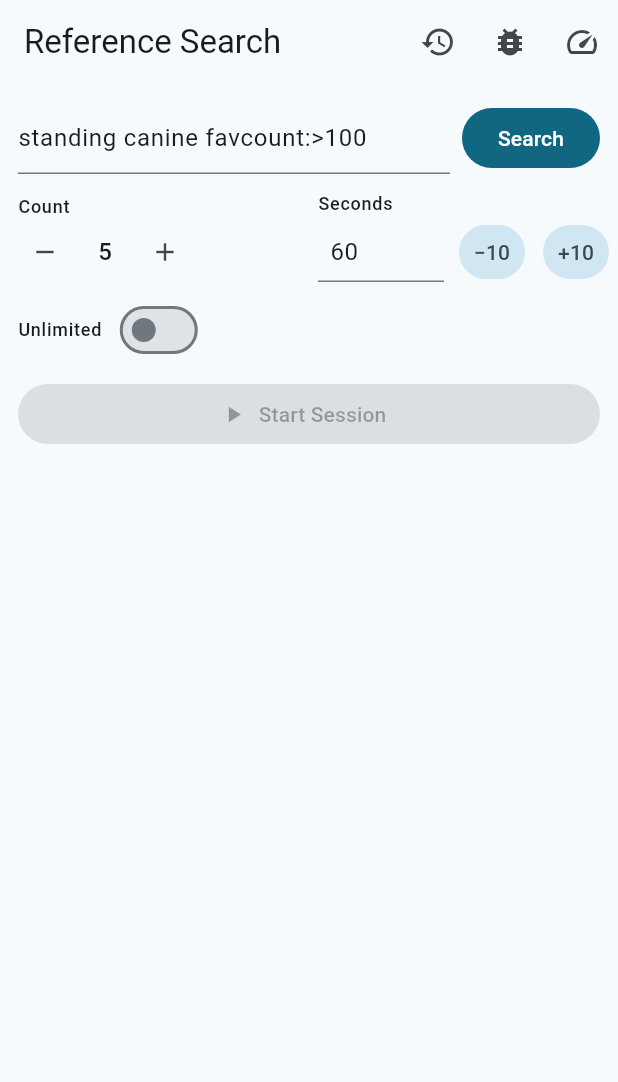
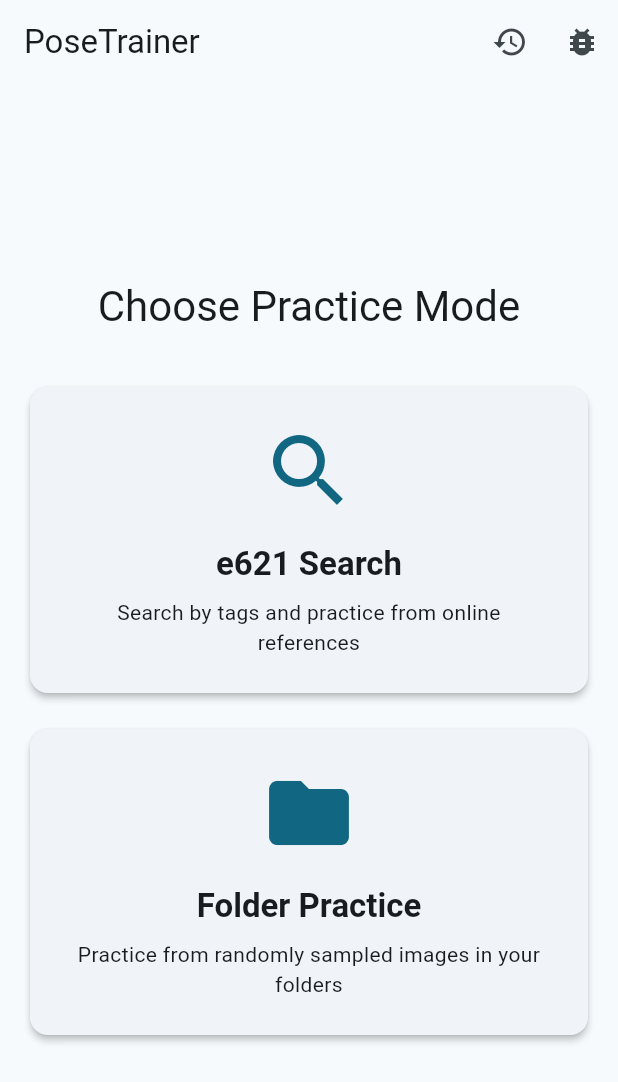
Before and after one commit to LEChaney/PoseTrainer, a Flutter app: the screen it shows after launch, on a phone screen of 412 x 824 dp. Shown: the top 1082 px of the screen. Run offline on Flutter 3.47's test engine with Material 3 defaults, Android fonts, the phone set to English and light mode, and no system bars; our stand-ins replace hive_ce, hive_ce_flutter, share_plus, web; missing offline and left inert: dart:js_interop; accounts and stored records are empty.

Commit message:
Added flow for practice images from folders

```diff
--- a/lib/main.dart
+++ b/lib/main.dart
@@ -20,7 +20,7 @@ import 'package:hive_ce_flutter/hive_flutter.dart';
 import 'services/persistence_util.dart';
 import 'services/debug_logger.dart';
 import 'widgets/debug_overlay.dart';
-import 'screens/search_screen.dart';
+import 'screens/start_screen.dart';
 
 /// Application entry point. In Dart, execution starts with `main()`.
 /// `runApp` attaches the widget tree to the screen and starts the rendering
@@ -63,8 +63,8 @@ class PoseTrainerApp extends StatelessWidget {
           colorScheme: ColorScheme.fromSeed(seedColor: Colors.blueGrey),
           useMaterial3: true,
         ),
-        // First screen presented to the user: search for a reference image.
-        home: const DebugOverlay(child: SearchScreen()),
+        // First screen: mode selection (e621 search or local folders).
+        home: const DebugOverlay(child: StartScreen()),
       ),
     );
   }
--- /dev/null
+++ b/lib/screens/start_screen.dart
@@ -0,0 +1,149 @@
+// screens/start_screen.dart
+// -------------------------
+// WHY: Provides mode selection between e621 tag search and local folder sampling.
+// This is the app's new entry point, allowing users to choose their preferred
+// practice source. Both modes lead to the same practice flow; only the reference
+// source differs.
+//
+// DESIGN:
+// - Two large, clear mode cards for easy selection on mobile and desktop.
+// - AppBar includes History and Debug buttons for quick access from startup.
+// - Future: could add recent sessions or quick-start shortcuts here.
+
+import 'package:flutter/material.dart';
+import 'search_screen.dart';
+import 'folder_select_screen.dart';
+import 'history_screen.dart';
+import 'debug_settings_screen.dart';
+import '../services/debug_logger.dart';
+
+/// Entry screen for selecting practice mode: e621 search or local folders.
+class StartScreen extends StatelessWidget {
+  const StartScreen({super.key});
+
+  @override
+  Widget build(BuildContext context) {
+    return Scaffold(
+      appBar: AppBar(
+        title: const Text('PoseTrainer'),
+        actions: [
+          IconButton(
+            tooltip: 'History',
+            icon: const Icon(Icons.history),
+            onPressed: () {
+              Navigator.of(
+                context,
+              ).push(MaterialPageRoute(builder: (_) => const HistoryScreen()));
+            },
+          ),
+          IconButton(
+            tooltip: 'Debug Settings',
+            icon: const Icon(Icons.bug_report),
+            onPressed: () {
+              infoLog('Opening debug settings from start screen', tag: 'Start');
+              Navigator.of(context).push(
+                MaterialPageRoute(builder: (_) => const DebugSettingsScreen()),
+              );
+            },
+          ),
+        ],
+      ),
+      body: Center(
+        child: ConstrainedBox(
+          constraints: const BoxConstraints(maxWidth: 600),
+          child: Padding(
+            padding: const EdgeInsets.all(16.0),
+            child: Column(
+              mainAxisAlignment: MainAxisAlignment.center,
+              crossAxisAlignment: CrossAxisAlignment.stretch,
+              children: [
+                Text(
+                  'Choose Practice Mode',
+                  style: Theme.of(context).textTheme.headlineMedium,
+                  textAlign: TextAlign.center,
+                ),
+                const SizedBox(height: 32),
+                _ModeCard(
+                  icon: Icons.search,
+                  title: 'e621 Search',
+                  description:
+                      'Search by tags and practice from online references',
+                  onTap: () {
+                    infoLog('Navigating to e621 search mode', tag: 'Start');
+                    Navigator.of(context).push(
+                      MaterialPageRoute(builder: (_) => const SearchScreen()),
+                    );
+                  },
+                ),
+                const SizedBox(height: 16),
+                _ModeCard(
+                  icon: Icons.folder,
+                  title: 'Folder Practice',
+                  description:
+                      'Practice from randomly sampled images in your folders',
+                  onTap: () {
+                    infoLog('Navigating to folder select mode', tag: 'Start');
+                    Navigator.of(context).push(
+                      MaterialPageRoute(
+                        builder: (_) => const FolderSelectScreen(),
+                      ),
+                    );
+                  },
+                ),
+              ],
+            ),
+          ),
+        ),
+      ),
+    );
+  }
+}
+
+/// A large, tappable card representing a practice mode.
+class _ModeCard extends StatelessWidget {
+  final IconData icon;
+  final String title;
+  final String description;
+  final VoidCallback onTap;
+
+  const _ModeCard({
+    required this.icon,
+    required this.title,
+    required this.description,
+    required this.onTap,
+  });
+
+  @override
+  Widget build(BuildContext context) {
+    final theme = Theme.of(context);
+    return Card(
+      elevation: 2,
+      clipBehavior: Clip.antiAlias,
+      child: InkWell(
+        onTap: onTap,
+        child: Padding(
+          padding: const EdgeInsets.all(24.0),
+          child: Column(
+            children: [
+              Icon(icon, size: 64, color: theme.colorScheme.primary),
+              const SizedBox(height: 16),
+              Text(
+                title,
+                style: theme.textTheme.titleLarge?.copyWith(
+                  fontWeight: FontWeight.bold,
+                ),
+                textAlign: TextAlign.center,
+              ),
+              const SizedBox(height: 8),
+              Text(
+                description,
+                style: theme.textTheme.bodyMedium,
+                textAlign: TextAlign.center,
+              ),
+            ],
+          ),
+        ),
+      ),
+    );
+  }
+}
```
Also changed, not shown: lib/screens/folder_select_screen.dart (added, +557 -0 lines), 1 other file.
